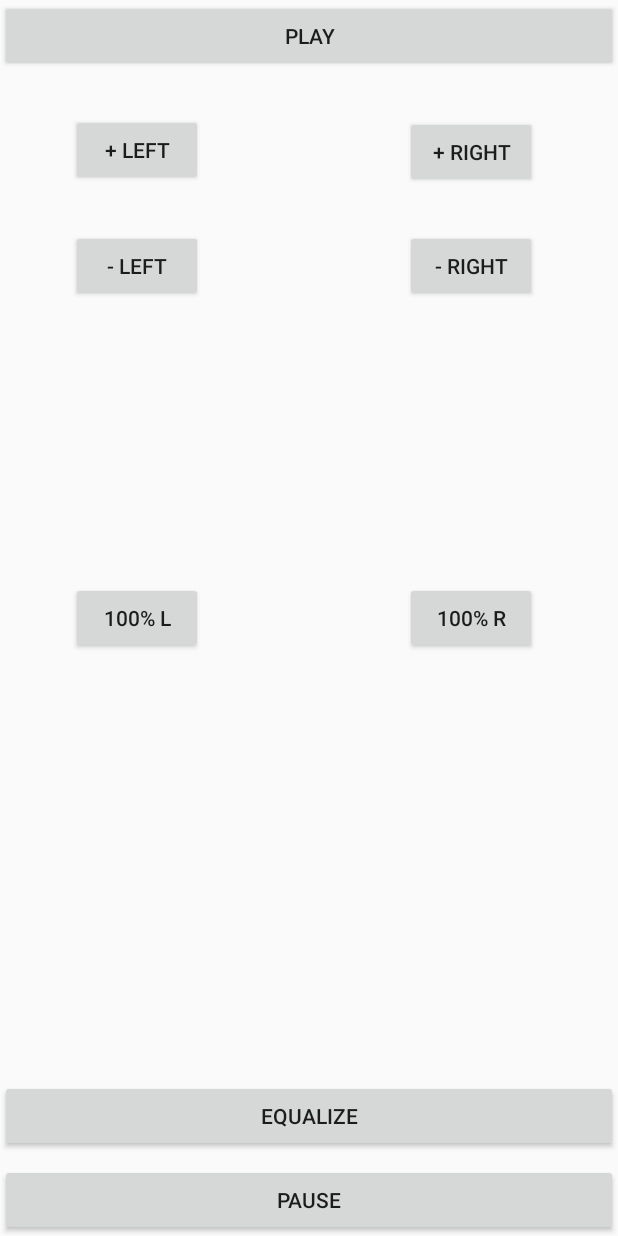
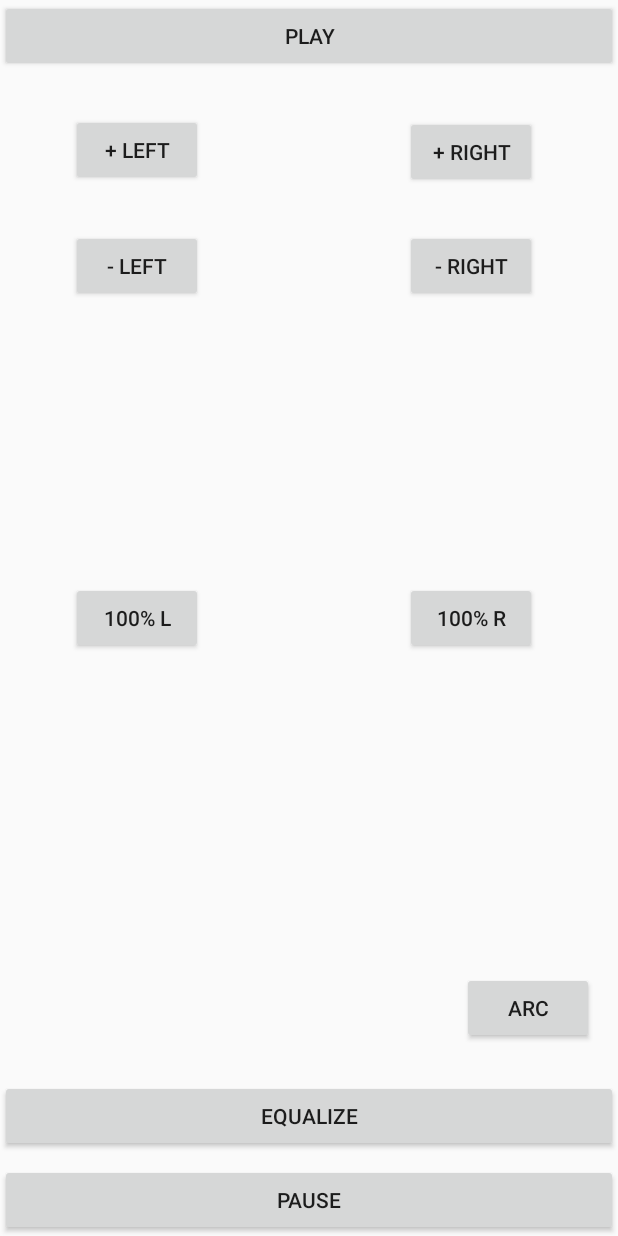
Before and after one commit to BGHProductions/SongTest, an Android app: the layout activity_main.xml on its own in the app's theme, with its tools: preview values and no code run, on a phone screen of 412 x 824 dp. Run offline under Robolectric (Android 15) with nearby library versions, the phone set to English and light mode, and no system bars.

```diff
--- a/app/build.gradle
+++ b/app/build.gradle
@@ -25,4 +25,5 @@ dependencies {
     testImplementation 'junit:junit:4.12'
     androidTestImplementation 'com.android.support.test:runner:1.0.2'
     androidTestImplementation 'com.android.support.test.espresso:espresso-core:3.0.2'
+    compile 'com.sdsmdg.harjot:croller:1.0.7'
 }
--- a/app/src/main/AndroidManifest.xml
+++ b/app/src/main/AndroidManifest.xml
@@ -9,6 +9,7 @@
         android:roundIcon="@mipmap/ic_launcher_round"
         android:supportsRtl="true"
         android:theme="@style/AppTheme">
+
         <activity android:name=".MainActivity">
             <intent-filter>
                 <action android:name="android.intent.action.MAIN" />
@@ -16,6 +17,9 @@
                 <category android:name="android.intent.category.LAUNCHER" />
             </intent-filter>
         </activity>
+        <activity android:name=".SeekArcActivity"></activity>
+
+        tools:replace="android:icon"
     </application>
 
 </manifest>
--- a/app/src/main/res/layout/activity_main.xml
+++ b/app/src/main/res/layout/activity_main.xml
@@ -98,4 +98,15 @@
         android:text="Equalize"
         android:onClick="equalize"/>
 
+    <Button
+        android:id="@+id/SeekArcButton"
+        android:layout_width="wrap_content"
+        android:layout_height="wrap_content"
+        android:layout_alignParentBottom="true"
+        android:layout_alignParentEnd="true"
+        android:onClick="seekArc"
+        android:layout_marginBottom="128dp"
+        android:layout_marginEnd="16dp"
+        android:text="Arc" />
+
 </RelativeLayout>
```
Also changed, not shown: app/src/main/java/com/example/bertogonz3000/songtest/MainActivity.java (+15 -8 lines), app/src/main/java/com/example/bertogonz3000/songtest/SeekArcActivity.java (added, +46 -0 lines), app/src/main/res/layout/activity_seek_arc.xml (added, +24 -0 lines), build.gradle (+7 -1 lines).
